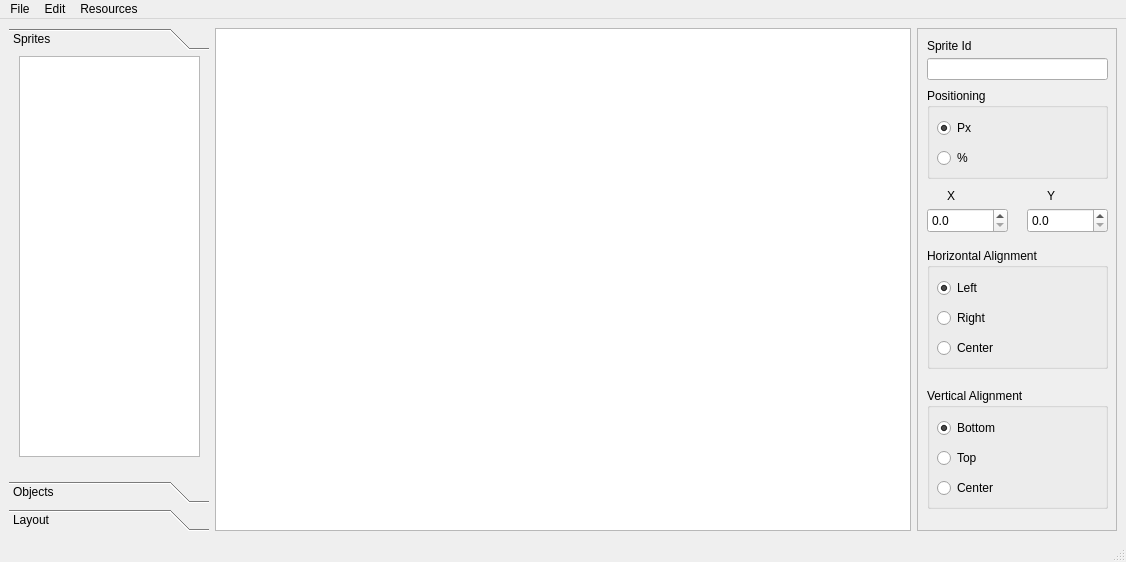
Old version of the form designer.ui in the repository Nepherhotep/terevaka-ui-builder.
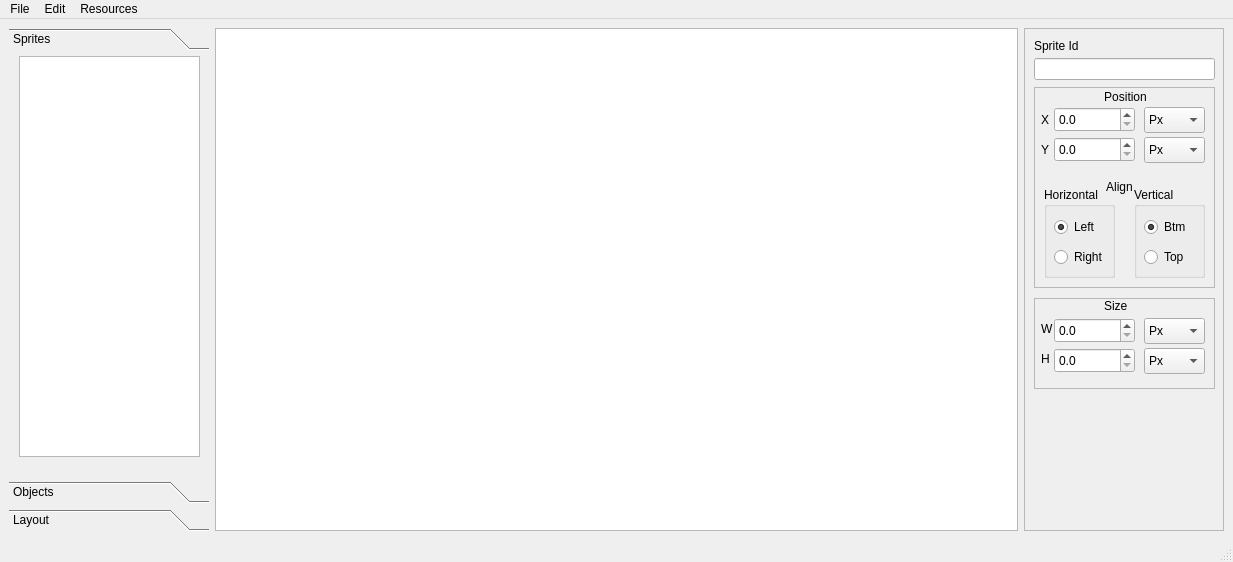
New version of the form. Custom widgets are drawn as their Qt base class.

Commit message: Builder UI has been updated

The edit to the form file:
```diff
--- a/designer.ui
+++ b/designer.ui
@@ -6,7 +6,7 @@
    <rect>
     <x>0</x>
     <y>0</y>
-    <width>1126</width>
+    <width>1233</width>
     <height>562</height>
    </rect>
   </property>
@@ -152,158 +152,6 @@
         <property name="frameShadow">
          <enum>QFrame::Raised</enum>
         </property>
-        <widget class="QGroupBox" name="unitsBox">
-         <property name="geometry">
-          <rect>
-           <x>10</x>
-           <y>60</y>
-           <width>181</width>
-           <height>91</height>
-          </rect>
-         </property>
-         <property name="title">
-          <string>Positioning</string>
-         </property>
-         <widget class="QRadioButton" name="percentButton">
-          <property name="geometry">
-           <rect>
-            <x>10</x>
-            <y>60</y>
-            <width>51</width>
-            <height>20</height>
-           </rect>
-          </property>
-          <property name="text">
-           <string>%</string>
-          </property>
-         </widget>
-         <widget class="QRadioButton" name="pxButton">
-          <property name="geometry">
-           <rect>
-            <x>10</x>
-            <y>30</y>
-            <width>51</width>
-            <height>20</height>
-           </rect>
-          </property>
-          <property name="text">
-           <string>Px</string>
-          </property>
-          <property name="checked">
-           <bool>true</bool>
-          </property>
-         </widget>
-        </widget>
-        <widget class="QGroupBox" name="horizontalAlignmentBox">
-         <property name="geometry">
-          <rect>
-           <x>10</x>
-           <y>220</y>
-           <width>181</width>
-           <height>121</height>
-          </rect>
-         </property>
-         <property name="title">
-          <string>Horizontal Alignment</string>
-         </property>
-         <widget class="QRadioButton" name="alignLeftButton">
-          <property name="geometry">
-           <rect>
-            <x>10</x>
-            <y>30</y>
-            <width>102</width>
-            <height>20</height>
-           </rect>
-          </property>
-          <property name="text">
-           <string>Left</string>
-          </property>
-          <property name="checked">
-           <bool>true</bool>
-          </property>
-         </widget>
-         <widget class="QRadioButton" name="alignRightButton">
-          <property name="geometry">
-           <rect>
-            <x>10</x>
-            <y>60</y>
-            <width>102</width>
-            <height>20</height>
-           </rect>
-          </property>
-          <property name="text">
-           <string>Right</string>
-          </property>
-         </widget>
-         <widget class="QRadioButton" name="alignCenterButton">
-          <property name="geometry">
-           <rect>
-            <x>10</x>
-            <y>90</y>
-            <width>102</width>
-            <height>20</height>
-           </rect>
-          </property>
-          <property name="text">
-           <string>Center</string>
-          </property>
-         </widget>
-        </widget>
-        <widget class="QGroupBox" name="verticalAlignmentBox">
-         <property name="geometry">
-          <rect>
-           <x>10</x>
-           <y>360</y>
-           <width>181</width>
-           <height>121</height>
-          </rect>
-         </property>
-         <property name="title">
-          <string>Vertical Alignment</string>
-         </property>
-         <widget class="QRadioButton" name="alignCenterVerticalButton">
-          <property name="geometry">
-           <rect>
-            <x>10</x>
-            <y>90</y>
-            <width>102</width>
-            <height>20</height>
-           </rect>
-          </property>
-          <property name="text">
-           <string>Center</string>
-          </property>
-         </widget>
-         <widget class="QRadioButton" name="alignBottomButton">
-          <property name="geometry">
-           <rect>
-            <x>10</x>
-            <y>30</y>
-            <width>102</width>
-            <height>20</height>
-           </rect>
-          </property>
-          <property name="text">
-           <string>Bottom</string>
-          </property>
-          <property name="checked">
-           <bool>true</bool>
-          </property>
-         </widget>
-         <widget class="QRadioButton" name="alignTopButton">
-          <property name="geometry">
-           <rect>
-            <x>10</x>
-            <y>60</y>
-            <width>102</width>
-            <height>20</height>
-           </rect>
-          </property>
-          <property name="text">
-           <string>Top</string>
-          </property>
-         </widget>
-        </widget>
         <widget class="QLineEdit" name="viewIdEdit">
          <property name="geometry">
           <rect>
@@ -336,57 +184,350 @@
           <string>Sprite Id</string>
          </property>
         </widget>
-        <widget class="QDoubleSpinBox" name="doubleSpinBox">
+        <widget class="QFrame" name="frame_2">
          <property name="geometry">
           <rect>
            <x>10</x>
-           <y>180</y>
-           <width>81</width>
-           <height>25</height>
+           <y>59</y>
+           <width>181</width>
+           <height>201</height>
           </rect>
          </property>
-         <property name="decimals">
-          <number>1</number>
+         <property name="frameShape">
+          <enum>QFrame::StyledPanel</enum>
          </property>
-        </widget>
-        <widget class="QDoubleSpinBox" name="doubleSpinBox_2">
-         <property name="geometry">
-          <rect>
-           <x>110</x>
-           <y>180</y>
-           <width>81</width>
-           <height>25</height>
-          </rect>
+         <property name="frameShadow">
+          <enum>QFrame::Raised</enum>
          </property>
-         <property name="decimals">
-          <number>1</number>
-         </property>
+         <widget class="QDoubleSpinBox" name="doubleSpinBox">
+          <property name="geometry">
+           <rect>
+            <x>20</x>
+            <y>20</y>
+            <width>81</width>
+            <height>25</height>
+           </rect>
+          </property>
+          <property name="decimals">
+           <number>1</number>
+          </property>
+         </widget>
+         <widget class="QComboBox" name="comboBox">
+          <property name="geometry">
+           <rect>
+            <x>110</x>
+            <y>20</y>
+            <width>61</width>
+            <height>26</height>
+           </rect>
+          </property>
+          <item>
+           <property name="text">
+            <string>Px</string>
+           </property>
+          </item>
+          <item>
+           <property name="text">
+            <string>%</string>
+           </property>
+          </item>
+         </widget>
+         <widget class="QLabel" name="label_2">
+          <property name="geometry">
+           <rect>
+            <x>7</x>
+            <y>22</y>
+            <width>16</width>
+            <height>21</height>
+           </rect>
+          </property>
+          <property name="text">
+           <string>X</string>
+          </property>
+         </widget>
+         <widget class="QDoubleSpinBox" name="doubleSpinBox_2">
+          <property name="geometry">
+           <rect>
+            <x>20</x>
+            <y>50</y>
+            <width>81</width>
+            <height>25</height>
+           </rect>
+          </property>
+          <property name="decimals">
+           <number>1</number>
+          </property>
+         </widget>
+         <widget class="QLabel" name="label_3">
+          <property name="geometry">
+           <rect>
+            <x>7</x>
+            <y>52</y>
+            <width>16</width>
+            <height>21</height>
+           </rect>
+          </property>
+          <property name="text">
+           <string>Y</string>
+          </property>
+         </widget>
+         <widget class="QComboBox" name="comboBox_2">
+          <property name="geometry">
+           <rect>
+            <x>110</x>
+            <y>50</y>
+            <width>61</width>
+            <height>26</height>
+           </rect>
+          </property>
+          <item>
+           <property name="text">
+            <string>Px</string>
+           </property>
+          </item>
+          <item>
+           <property name="text">
+            <string>%</string>
+           </property>
+          </item>
+         </widget>
+         <widget class="QLabel" name="label_5">
+          <property name="geometry">
+           <rect>
+            <x>21</x>
+            <y>0</y>
+            <width>141</width>
+            <height>20</height>
+           </rect>
+          </property>
+          <property name="text">
+           <string>Position</string>
+          </property>
+          <property name="alignment">
+           <set>Qt::AlignCenter</set>
+          </property>
+         </widget>
+         <widget class="QGroupBox" name="horizontalAlignmentBox">
+          <property name="geometry">
+           <rect>
+            <x>10</x>
+            <y>100</y>
+            <width>71</width>
+            <height>91</height>
+           </rect>
+          </property>
+          <property name="title">
+           <string>Horizontal</string>
+          </property>
+          <widget class="QRadioButton" name="alignLeftButton">
+           <property name="geometry">
+            <rect>
+             <x>10</x>
+             <y>30</y>
+             <width>61</width>
+             <height>20</height>
+            </rect>
+           </property>
+           <property name="text">
+            <string>Left</string>
+           </property>
+           <property name="checked">
+            <bool>true</bool>
+           </property>
+          </widget>
+          <widget class="QRadioButton" name="alignRightButton">
+           <property name="geometry">
+            <rect>
+             <x>10</x>
+             <y>60</y>
+             <width>61</width>
+             <height>20</height>
+            </rect>
+           </property>
+           <property name="text">
+            <string>Right</string>
+           </property>
+          </widget>
+         </widget>
+         <widget class="QGroupBox" name="verticalAlignmentBox">
+          <property name="geometry">
+           <rect>
+            <x>100</x>
+            <y>100</y>
+            <width>71</width>
+            <height>91</height>
+           </rect>
+          </property>
+          <property name="title">
+           <string>Vertical</string>
+          </property>
+          <widget class="QRadioButton" name="alignBottomButton">
+           <property name="geometry">
+            <rect>
+             <x>10</x>
+             <y>30</y>
+             <width>71</width>
+             <height>20</height>
+            </rect>
+           </property>
+           <property name="text">
+            <string>Btm</string>
+           </property>
+           <property name="checked">
+            <bool>true</bool>
+           </property>
+          </widget>
+          <widget class="QRadioButton" name="alignTopButton">
+           <property name="geometry">
+            <rect>
+             <x>10</x>
+             <y>60</y>
+             <width>61</width>
+             <height>20</height>
+            </rect>
+           </property>
+           <property name="text">
+            <string>Top</string>
+           </property>
+          </widget>
+         </widget>
+         <widget class="QLabel" name="label_4">
+          <property name="geometry">
+           <rect>
+            <x>20</x>
+            <y>90</y>
+            <width>131</width>
+            <height>20</height>
+           </rect>
+          </property>
+          <property name="text">
+           <string>Align</string>
+          </property>
+          <property name="alignment">
+           <set>Qt::AlignCenter</set>
+          </property>
+         </widget>
         </widget>
-        <widget class="QLabel" name="label_2">
+        <widget class="QFrame" name="frame_3">
          <property name="geometry">
           <rect>
-           <x>30</x>
-           <y>160</y>
-           <width>16</width>
-           <height>16</height>
+           <x>10</x>
+           <y>270</y>
+           <width>181</width>
+           <height>91</height>
           </rect>
          </property>
-         <property name="text">
-          <string>X</string>
+         <property name="frameShape">
+          <enum>QFrame::StyledPanel</enum>
          </property>
-        </widget>
-        <widget class="QLabel" name="label_3">
-         <property name="geometry">
-          <rect>
-           <x>130</x>
-           <y>160</y>
-           <width>16</width>
-           <height>16</height>
-          </rect>
+         <property name="frameShadow">
+          <enum>QFrame::Raised</enum>
          </property>
-         <property name="text">
-          <string>Y</string>
-         </property>
+         <widget class="QDoubleSpinBox" name="doubleSpinBox_3">
+          <property name="geometry">
+           <rect>
+            <x>20</x>
+            <y>20</y>
+            <width>81</width>
+            <height>25</height>
+           </rect>
+          </property>
+          <property name="decimals">
+           <number>1</number>
+          </property>
+         </widget>
+         <widget class="QComboBox" name="comboBox_3">
+          <property name="geometry">
+           <rect>
+            <x>110</x>
+            <y>20</y>
+            <width>61</width>
+            <height>26</height>
+           </rect>
+          </property>
+          <item>
+           <property name="text">
+            <string>Px</string>
+           </property>
+          </item>
+          <item>
+           <property name="text">
+            <string>%</string>
+           </property>
+          </item>
+         </widget>
+         <widget class="QLabel" name="label_6">
+          <property name="geometry">
+           <rect>
+            <x>7</x>
+            <y>20</y>
+            <width>16</width>
+            <height>21</height>
+           </rect>
+          </property>
+          <property name="text">
+           <string>W</string>
+          </property>
+         </widget>
+         <widget class="QDoubleSpinBox" name="doubleSpinBox_4">
+          <property name="geometry">
+           <rect>
+            <x>20</x>
+            <y>50</y>
+            <width>81</width>
+            <height>25</height>
+           </rect>
+          </property>
+          <property name="decimals">
+           <number>1</number>
+          </property>
+         </widget>
+         <widget class="QLabel" name="label_7">
+          <property name="geometry">
+           <rect>
+            <x>7</x>
+            <y>50</y>
+            <width>16</width>
+            <height>21</height>
+           </rect>
+          </property>
+          <property name="text">
+           <string>H</string>
+          </property>
+         </widget>
+         <widget class="QComboBox" name="comboBox_4">
+          <property name="geometry">
+           <rect>
+            <x>110</x>
+            <y>50</y>
+            <width>61</width>
+            <height>26</height>
+           </rect>
+          </property>
+          <item>
+           <property name="text">
+            <string>Px</string>
+           </property>
+          </item>
+          <item>
+           <property name="text">
+            <string>%</string>
+           </property>
+          </item>
+         </widget>
+         <widget class="QLabel" name="label_8">
+          <property name="geometry">
+           <rect>
+            <x>70</x>
+            <y>0</y>
+            <width>62</width>
+            <height>16</height>
+           </rect>
+          </property>
+          <property name="text">
+           <string>Size</string>
+          </property>
+         </widget>
         </widget>
        </widget>
       </item>
@@ -399,7 +540,7 @@
     <rect>
      <x>0</x>
      <y>0</y>
-     <width>1126</width>
+     <width>1233</width>
      <height>22</height>
     </rect>
    </property>
```
The commit also changes 1 other file.
